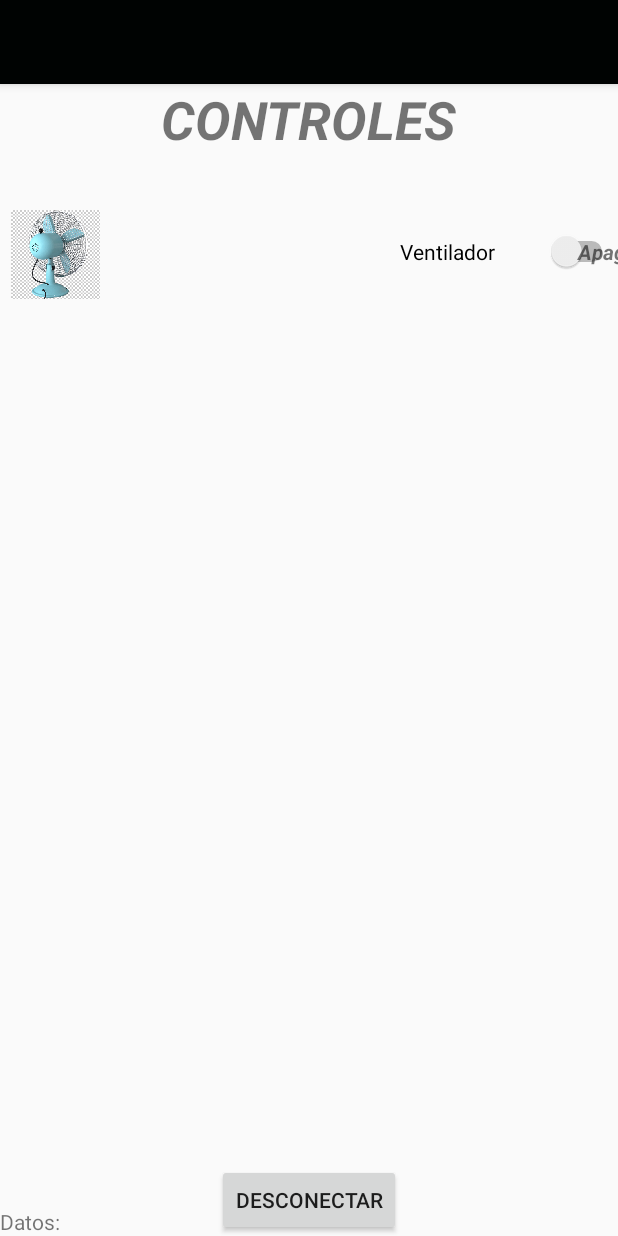
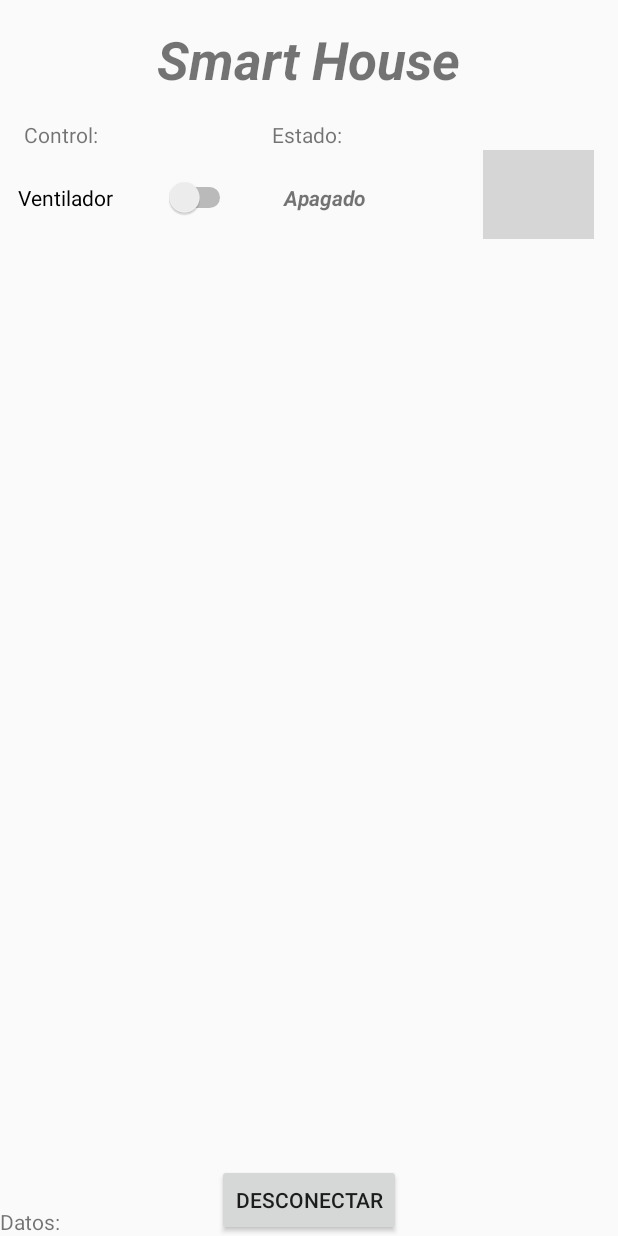
Before and after one commit to warwolf6432/Expofisica, an Android app: the MainActivity screen opened directly, with no data from a screen before it, on a phone screen of 412 x 824 dp. Run offline under Robolectric (Android 15) with nearby library versions, the phone set to English and light mode, and no system bars; network calls fail; 6 statements that could not run were skipped; grey boxes are pictures that could not be loaded.

Commit message:
finishe
lol

```diff
--- a/p5/app/src/main/AndroidManifest.xml
+++ b/p5/app/src/main/AndroidManifest.xml
@@ -11,7 +11,7 @@
         android:label="@string/app_name"
         android:roundIcon="@mipmap/ic_launcher_round"
         android:supportsRtl="true"
-        android:theme="@style/AppTheme">
+        android:theme="@style/Theme.AppCompat.Light.NoActionBar">
         <activity android:name=".DispositivosBT">
             <intent-filter>
                 <action android:name="android.intent.action.MAIN" />
--- a/p5/app/src/main/res/layout/activity_main.xml
+++ b/p5/app/src/main/res/layout/activity_main.xml
@@ -8,13 +8,24 @@
     tools:context=".MainActivity">
 
     <TextView
+        android:id="@+id/textView7"
+        android:layout_width="wrap_content"
+        android:layout_height="wrap_content"
+        android:layout_marginStart="116dp"
+        android:layout_marginTop="80dp"
+        android:text="Estado:"
+        app:layout_constraintStart_toEndOf="@+id/textView6"
+        app:layout_constraintTop_toTopOf="parent" />
+
+    <TextView
         android:id="@+id/idControl"
         android:layout_width="wrap_content"
         android:layout_height="wrap_content"
-        android:text="CONTROLES"
+        android:layout_marginTop="16dp"
+        android:text="Smart House"
         android:textSize="35dp"
+
         android:textStyle="bold|italic"
-
         app:layout_constraintEnd_toEndOf="parent"
         app:layout_constraintStart_toStartOf="parent"
         app:layout_constraintTop_toTopOf="parent" />
@@ -40,12 +51,10 @@
         android:id="@+id/idSwitchV"
         android:layout_width="145dp"
         android:layout_height="39dp"
-        android:layout_marginStart="240dp"
-        android:layout_marginTop="92dp"
+        android:layout_marginStart="12dp"
+        android:layout_marginTop="112dp"
         android:onClick="onclick"
         android:text="Ventilador"
-        app:layout_constraintEnd_toEndOf="parent"
-        app:layout_constraintHorizontal_bias="1.0"
         app:layout_constraintStart_toStartOf="parent"
         app:layout_constraintTop_toTopOf="parent" />
 
@@ -53,25 +62,33 @@
         android:id="@+id/textV"
         android:layout_width="103dp"
         android:layout_height="39dp"
-        android:layout_marginStart="16dp"
-        android:layout_marginTop="92dp"
-        android:layout_marginEnd="220dp"
+        android:layout_marginTop="112dp"
+        android:layout_marginEnd="144dp"
         android:gravity="center"
         android:text="Apagado"
         android:textStyle="bold|italic"
         app:layout_constraintEnd_toEndOf="parent"
-        app:layout_constraintHorizontal_bias="0.967"
-        app:layout_constraintStart_toEndOf="@+id/idSwitchV"
         app:layout_constraintTop_toTopOf="parent" />
 
     <ImageView
         android:id="@+id/imageView"
         android:layout_width="74dp"
         android:layout_height="59dp"
-        android:layout_marginTop="84dp"
+        android:layout_marginTop="100dp"
+        android:layout_marginEnd="16dp"
+        android:src="@drawable/fan"
+        app:layout_constraintEnd_toEndOf="parent"
+        app:layout_constraintTop_toTopOf="parent" />
+
+    <TextView
+        android:id="@+id/textView6"
+        android:layout_width="wrap_content"
+        android:layout_height="wrap_content"
+        android:layout_marginStart="16dp"
+        android:layout_marginTop="80dp"
+        android:text="Control:"
         app:layout_constraintStart_toStartOf="parent"
-        app:layout_constraintTop_toTopOf="parent"
-        android:src="@drawable/fan" />
+        app:layout_constraintTop_toTopOf="parent" />
 
 
 </androidx.constraintlayout.widget.ConstraintLayout>
```
Also changed, not shown: p5/app/src/main/res/drawable/fan.jpg (deleted), 1 other file.
